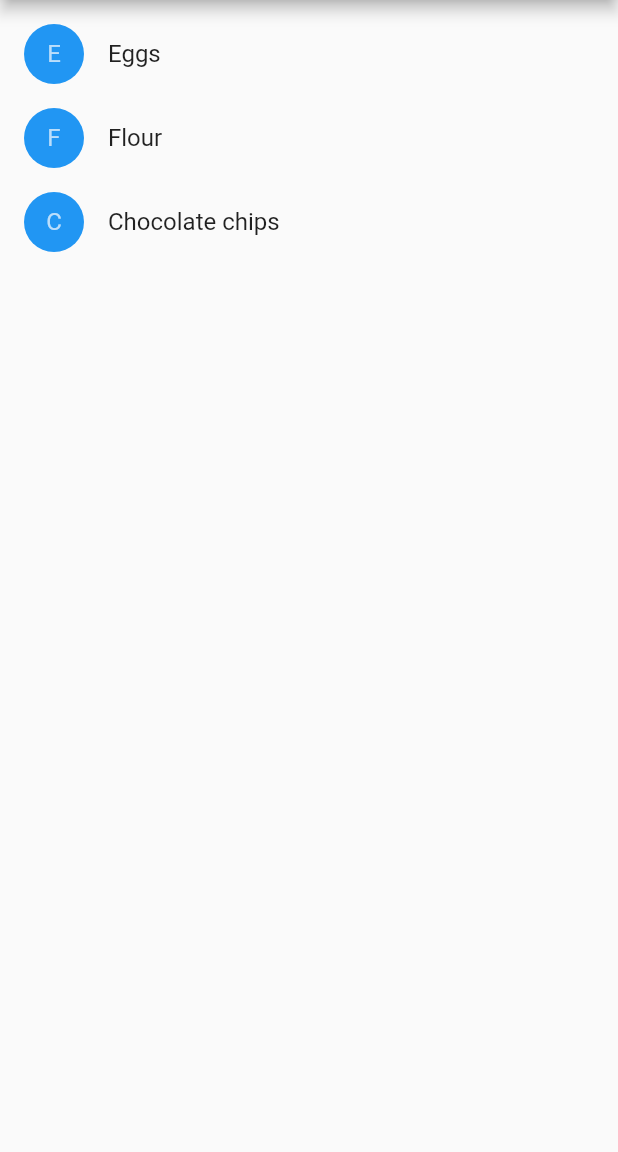
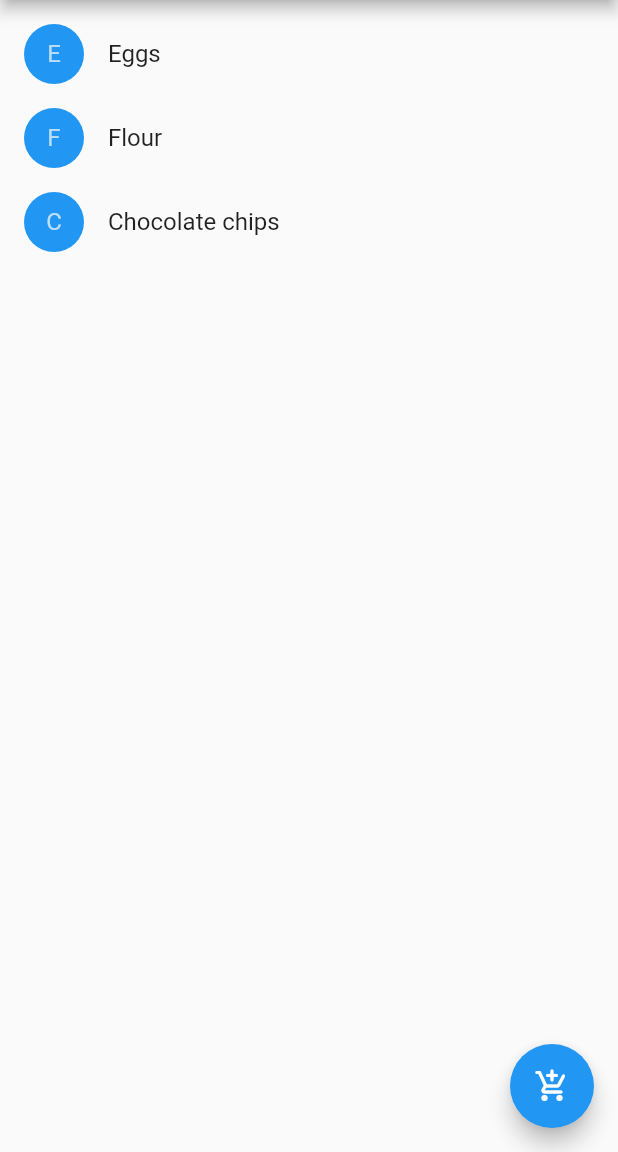
Before and after one commit to luizgustavoou/Shopping-List, a Flutter app: the screen it shows after launch, on a phone screen of 412 x 824 dp, the part 84-1236 px from its top. Run offline on Flutter 3.47's test engine with Material 2 defaults, Android fonts, the phone set to English and light mode, and no system bars.

Commit message:
feature(shhoping item): refatorar codigo

```diff
--- /dev/null
+++ b/lib/shopping_item.dart
@@ -0,0 +1,41 @@
+import 'package:flutter/material.dart';
+import 'package:shopping_list_app/shopping_list.dart';
+
+class ShoppingItem extends StatelessWidget {
+  const ShoppingItem(
+      {super.key,
+      required this.product,
+      required this.inCart,
+      required this.onCartChanged});
+
+  final Product product;
+  final bool inCart;
+  final void Function(Product product, bool inCart) onCartChanged;
+
+  TextStyle? _getTextStyle(BuildContext context) {
+    if (!inCart) return null;
+
+    return TextStyle(
+        color: Colors.black54, decoration: TextDecoration.lineThrough);
+  }
+
+  Color? _getColor(BuildContext context) {
+    if (!inCart) return Theme.of(context).primaryColor;
+
+    return Colors.black54;
+  }
+
+  @override
+  Widget build(BuildContext context) {
+    return ListTile(
+      onTap: () {
+        onCartChanged(product, inCart);
+      },
+      leading: CircleAvatar(
+        backgroundColor: _getColor(context),
+        child: Text(product.name[0]),
+      ),
+      title: Text(product.name, style: _getTextStyle(context)),
+    );
+  }
+}
--- a/lib/shopping_list.dart
+++ b/lib/shopping_list.dart
@@ -1,4 +1,5 @@
 import 'package:flutter/material.dart';
+import 'package:shopping_list_app/shopping_item.dart';
 
 class Product {
   Product({required this.name});
@@ -32,32 +33,17 @@ class _ShoppingListState extends State<ShoppingList> {
   Widget build(BuildContext context) {
     return Scaffold(
       appBar: AppBar(title: Text('Shopping List')),
-      // floatingActionButton: FloatingActionButton(
-      //   child: Icon(Icons.add_shopping_cart_rounded),
-      //   onPressed: null,
-      // ),
+      floatingActionButton: FloatingActionButton(
+        child: Icon(Icons.add_shopping_cart_rounded),
+        onPressed: null,
+      ),
       body: ListView(
         padding: EdgeInsets.symmetric(vertical: 8),
         children: widget.products.map((product) {
-          return ListTile(
-            onTap: () {
-              _handleCartChanged(product, _shoppingCart.contains(product));
-            },
-            leading: CircleAvatar(
-              backgroundColor: _shoppingCart.contains(product)
-                  ? Colors.black54
-                  : Theme.of(context).primaryColor,
-              child: Text(product.name[0]),
-            ),
-            title: Text(
-              product.name,
-              style: _shoppingCart.contains(product)
-                  ? TextStyle(
-                      color: Colors.black54,
-                      decoration: TextDecoration.lineThrough)
-                  : null,
-            ),
-          );
+          return ShoppingItem(
+              product: product,
+              inCart: _shoppingCart.contains(product),
+              onCartChanged: _handleCartChanged);
         }).toList(),
       ),
     );
```
